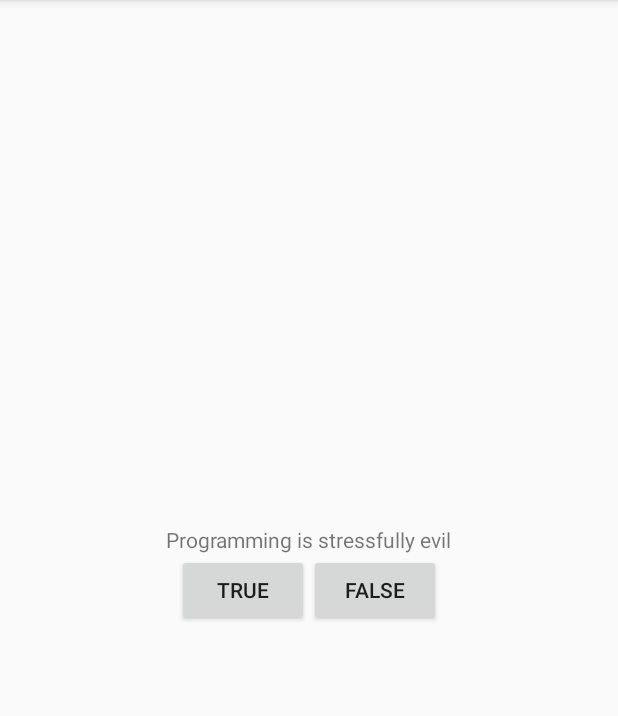
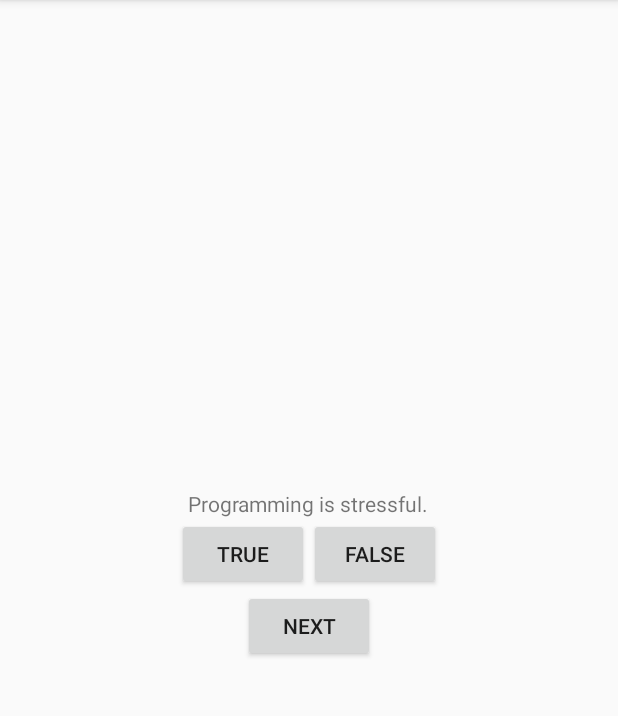
Before and after one commit to schilderp/App_Dev_Homework, an Android app: the screen it shows after launch (QuizActivity), after a tap on "TRUE", on a phone screen of 412 x 824 dp, the part 84-800 px from its top. Run offline under Robolectric (Android 15) with nearby library versions, the phone set to English and light mode, and no system bars.

Commit message:
Class 3
Added Next button and multiple questions

```diff
--- /dev/null
+++ b/QuizApp/app/src/main/java/edu/lewisu/cs/peterschilder/quizapp/Question.java
@@ -0,0 +1,30 @@
+package edu.lewisu.cs.peterschilder.quizapp;
+
+/**
+ * Created by Peter Schilder on 1/21/2016.
+ */
+public class Question {
+    int textResId;
+    boolean answerTrue;
+
+    public Question(int textResId, boolean answerTrue) {
+        this.textResId = textResId;
+        this.answerTrue = answerTrue;
+    }
+
+    public int getTextResId() {
+        return textResId;
+    }
+
+    public void setTextResId(int textResId) {
+        this.textResId = textResId;
+    }
+
+    public boolean isAnswerTrue() {
+        return answerTrue;
+    }
+
+    public void setAnswerTrue(boolean answerTrue) {
+        this.answerTrue = answerTrue;
+    }
+}
--- a/QuizApp/app/src/main/java/edu/lewisu/cs/peterschilder/quizapp/QuizActivity.java
+++ b/QuizApp/app/src/main/java/edu/lewisu/cs/peterschilder/quizapp/QuizActivity.java
@@ -4,40 +4,85 @@ import android.support.v7.app.AppCompatActivity;
 import android.os.Bundle;
 import android.view.View;
 import android.widget.Button;
+import android.widget.TextView;
 import android.widget.Toast;
 
 public class QuizActivity extends AppCompatActivity {
     private Button trueButton;
     private Button falseButton;
+    private Button nextButton;
+    private TextView questionTextView;
+
+    private Question[] questions = new Question[]{
+            new Question(R.string.question1,true),
+            new Question(R.string.question2,false),
+            new Question(R.string.question3,true),
+            new Question(R.string.question4,false)
+    };
+
+    private int currentIndex = 0;
+
 
     @Override
     protected void onCreate(Bundle savedInstanceState) {
         super.onCreate(savedInstanceState);
         setContentView(R.layout.activity_quiz);
+
         trueButton = (Button)findViewById(R.id.true_button);
         falseButton = (Button)findViewById(R.id.false_button);
 
-        trueButton.setOnClickListener(new CorrectClickListener());
-        falseButton.setOnClickListener(new IncorrectClickListener());
+        trueButton.setOnClickListener(new TrueClickListener());
+        falseButton.setOnClickListener(new FalseClickListener());
+
+        nextButton = (Button)findViewById(R.id.next_button);
+        nextButton.setOnClickListener(new NextClickListener());
+
+        questionTextView = (TextView)findViewById(R.id.display_question);
+
+        updateQuestion();
 
     }
 
-    private class CorrectClickListener implements View.OnClickListener{
+    private void updateQuestion(){
+        int question = questions[currentIndex].getTextResId();
+        questionTextView.setText(question);
+    }
+
+    private void checkAnswer(boolean userPress){
+        boolean correctAnswer = questions[currentIndex].isAnswerTrue();
+
+        int toastTextID;
+
+        if(userPress == correctAnswer){
+            toastTextID = R.string.correct_toast;
+        }
+        else {
+            toastTextID = R.string.incorrect_toast;
+        }
+
+        Toast.makeText(this, toastTextID, Toast.LENGTH_SHORT).show();
+    }
+
+    private class TrueClickListener implements View.OnClickListener{
         @Override
         public void onClick(View view){
-            Toast.makeText(QuizActivity.this,
-                    R.string.correct_toast,
-                    Toast.LENGTH_SHORT).show();
+           checkAnswer(true);
 
         }
     }
-    private class IncorrectClickListener implements View.OnClickListener{
+    private class FalseClickListener implements View.OnClickListener{
         @Override
         public void onClick(View v) {
-            Toast.makeText(QuizActivity.this,
-                    R.string.incorrect_toast,
-                    Toast.LENGTH_SHORT).show();
-
+           checkAnswer(false);
         }
     }
+
+    private class NextClickListener implements View.OnClickListener{
+        @Override
+        public void onClick(View v) {
+            currentIndex = (currentIndex + 1) % questions.length;
+            updateQuestion();
+        }
+    }
+
 }
--- a/QuizApp/app/src/main/res/layout/activity_quiz.xml
+++ b/QuizApp/app/src/main/res/layout/activity_quiz.xml
@@ -7,9 +7,10 @@
     android:gravity="center">
 
     <TextView
+        android:id="@+id/display_question"
         android:layout_width="wrap_content"
         android:layout_height="wrap_content"
-        android:text="@string/question_text" />
+         />
     <LinearLayout
         android:layout_width="wrap_content"
         android:layout_height="wrap_content"
@@ -26,4 +27,11 @@
             android:text="@string/false_button"/>
     </LinearLayout>
 
+    <Button
+        android:layout_width="wrap_content"
+        android:layout_height="wrap_content"
+        android:text="@string/next"
+        android:id="@+id/next_button"
+        android:layout_gravity="center_horizontal" />
+
 </LinearLayout>
--- a/QuizApp/app/src/main/res/values/strings.xml
+++ b/QuizApp/app/src/main/res/values/strings.xml
@@ -1,8 +1,12 @@
 <resources>
     <string name="app_name">QuizApp</string>
-    <string name="question_text">Programming is stressfully evil </string>
+    <string name="question1">Programming is stressful.</string>
+    <string name="question2">Everything I say is a Lie.</string>
+    <string name="question3">Star Wars is the best movie.</string>
+    <string name="question4">Lara Croft is the first female\n protagonist in a video game.</string>
     <string name="true_button">True</string>
     <string name="false_button">False</string>
-    <string name="correct_toast">Correct!(unless you like being stressed)</string>
+    <string name="correct_toast">Correct!</string>
     <string name="incorrect_toast">Incorrect!</string>
+    <string name="next">Next</string>
 </resources>
```
